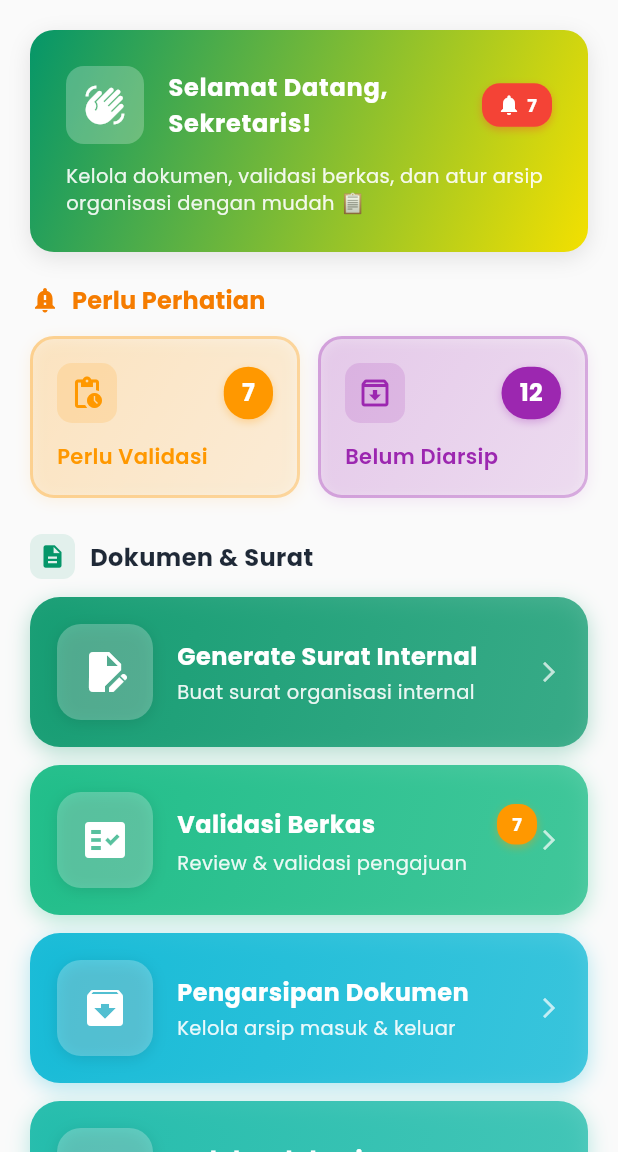
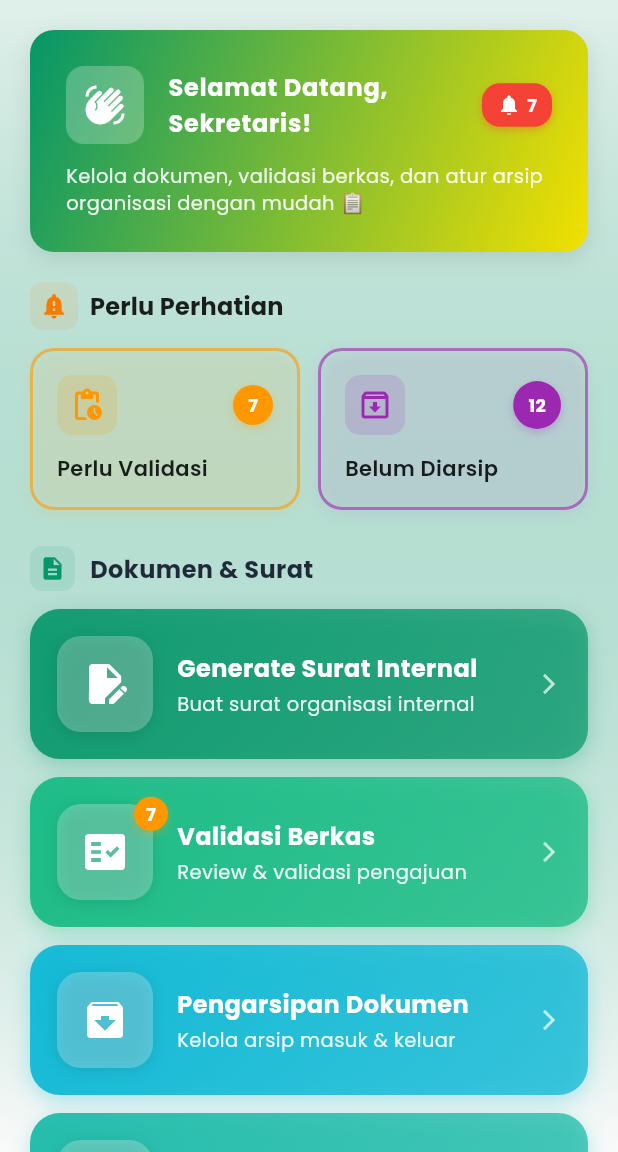
Before and after one commit to Ramadhan1710/gen-surat, a Flutter app: the SekretarisHomePage screen opened by its route, on a phone screen of 412 x 824 dp, the part 84-1236 px from its top. Run offline on Flutter 3.47's test engine with Material 3 defaults, Android fonts, the phone set to English and light mode, and no system bars; our stand-ins replace dio, flutter_dotenv, flutter_local_notifications, get, google_fonts, google_sign_in and 7 more; missing offline and left inert: flutter_inappwebview; accounts and stored records are empty; statements that could not run were skipped.

Commit message:
feat(sekretaris): refactor SekretarisHomePage to use SekretarisDrawer and improve UI components

```diff
--- a/lib/presentation/pages/sekretaris/sekretaris_home_page.dart
+++ b/lib/presentation/pages/sekretaris/sekretaris_home_page.dart
@@ -1,19 +1,12 @@
 import 'package:flutter/material.dart';
+import 'package:gen_surat/presentation/pages/sekretaris/widgets/sekretaris_drawer.dart';
 import 'package:gen_surat/presentation/viewmodels/theme/theme_viewmodel.dart';
 import 'package:get/get.dart';
-import 'package:gen_surat/presentation/widgets/app_drawer.dart';
 import 'package:gen_surat/presentation/pages/sekretaris/widgets/sekretaris_home_grid_menu.dart';
-import 'package:gen_surat/presentation/routes/route_names.dart';
-import 'package:gen_surat/presentation/widgets/app_dialog.dart';
 
-class SekretarisHomePage extends StatefulWidget {
+class SekretarisHomePage extends StatelessWidget {
   const SekretarisHomePage({super.key});
 
-  @override
-  State<SekretarisHomePage> createState() => _SekretarisHomePageState();
-}
-
-class _SekretarisHomePageState extends State<SekretarisHomePage> {
   @override
   Widget build(BuildContext context) {
     final theme = Theme.of(context);
@@ -21,58 +14,28 @@ class _SekretarisHomePageState extends State<SekretarisHomePage> {
 
     return Scaffold(
       backgroundColor: isDark ? theme.colorScheme.surface : Colors.grey[50],
-      appBar: AppBar(
-        title: const Text('Portal Sekretaris'),
-        centerTitle: true,
-        elevation: 0,
-        actions: [_buildThemeToggle()],
-      ),
-      drawer: AppDrawer(
-        userRole: "Sekretaris",
-        customMenuItems: [
-          DrawerMenuItem(
-            icon: Icons.edit_document,
-            title: "Generate Surat Internal",
-            onTap: () {
-              Get.back();
-              Get.toNamed(RouteNames.documentMenu);
-            },
-          ),
-          DrawerMenuItem(
-            icon: Icons.fact_check,
-            title: "Validasi Berkas",
-            onTap: () {
-              Get.back();
-              AppDialog.showComingSoon(context, feature: "Validasi Berkas");
-            },
-          ),
-          DrawerMenuItem(
-            icon: Icons.archive,
-            title: "Pengarsipan Dokumen",
-            onTap: () {
-              Get.back();
-              AppDialog.showComingSoon(context, feature: "Pengarsipan");
-            },
-          ),
-          DrawerMenuItem(
-            icon: Icons.school_outlined,
-            title: "Kelola Edukasi",
-            onTap: () {
-              Get.back();
-              AppDialog.showComingSoon(context, feature: "Kelola Edukasi");
-            },
-          ),
-          DrawerMenuItem(
-            icon: Icons.analytics_outlined,
-            title: "Statistik",
-            onTap: () {
-              Get.back();
-              AppDialog.showComingSoon(context, feature: "Statistik");
-            },
-          ),
+      appBar: _buildAppBar(),
+      drawer: SekretarisDrawer(),
+      body: _buildBody(isDark, theme),
+    );
+  }
+
+  Widget _buildBody(bool isDark, ThemeData theme) {
+    return Container(
+      decoration: BoxDecoration(
+        gradient: LinearGradient(
+          begin: Alignment.topCenter,
+          end: Alignment.bottomCenter,
+          colors:
+              isDark
+                  ? [theme.scaffoldBackgroundColor, theme.colorScheme.surface]
+                  : [
+                    theme.colorScheme.primary.withValues(alpha: 0.1),
+                    theme.scaffoldBackgroundColor,
                   ],
         ),
-      body: RefreshIndicator(
+      ),
+      child: RefreshIndicator(
         onRefresh: () async {
           // TODO: Implement refresh untuk reload data stats
           await Future.delayed(const Duration(seconds: 1));
@@ -83,7 +46,35 @@ class _SekretarisHomePageState extends State<SekretarisHomePage> {
             crossAxisAlignment: CrossAxisAlignment.start,
             children: [
               // Banner with friendly greeting
-              Container(
+              _buildBanner(isDark, theme),
+
+              // Main Content
+              _buildMainContent(isDark),
+            ],
+          ),
+        ),
+      ),
+    );
+  }
+
+  AppBar _buildAppBar() {
+    return AppBar(
+      title: const Text('Portal Sekretaris'),
+      centerTitle: true,
+      elevation: 0,
+      actions: [_buildThemeToggle()],
+    );
+  }
+
+  Padding _buildMainContent(bool isDark) {
+    return Padding(
+      padding: const EdgeInsets.fromLTRB(20, 0, 20, 20),
+      child: SekretarisHomeGridMenu(isDark: isDark),
+    );
+  }
+
+  Container _buildBanner(bool isDark, ThemeData theme) {
+    return Container(
       margin: const EdgeInsets.all(20),
       padding: const EdgeInsets.all(24),
       decoration: BoxDecoration(
@@ -94,14 +85,9 @@ class _SekretarisHomePageState extends State<SekretarisHomePage> {
               isDark
                   ? [
                     theme.colorScheme.primary.withValues(alpha: 0.4),
-                              theme.colorScheme.secondary.withValues(
-                                alpha: 0.8,
-                              ),
+                    theme.colorScheme.secondary.withValues(alpha: 0.8),
                   ]
-                            : [
-                              theme.colorScheme.primary,
-                              theme.colorScheme.secondary,
-                            ],
+                  : [theme.colorScheme.primary, theme.colorScheme.secondary],
         ),
         borderRadius: BorderRadius.circular(16),
         boxShadow: [
@@ -158,11 +144,7 @@ class _SekretarisHomePageState extends State<SekretarisHomePage> {
                 ),
                 child: Row(
                   children: const [
-                              Icon(
-                                Icons.notifications,
-                                color: Colors.white,
-                                size: 16,
-                              ),
+                    Icon(Icons.notifications, color: Colors.white, size: 16),
                     SizedBox(width: 4),
                     Text(
                       "7",
@@ -188,17 +170,6 @@ class _SekretarisHomePageState extends State<SekretarisHomePage> {
           ),
         ],
       ),
-              ),
-
-              // Main Content
-              Padding(
-                padding: const EdgeInsets.fromLTRB(20, 0, 20, 20),
-                child: SekretarisHomeGridMenu(isDark: isDark),
-              ),
-            ],
-          ),
-        ),
-      ),
     );
   }
 
--- /dev/null
+++ b/lib/presentation/pages/sekretaris/widgets/sekretaris_drawer.dart
@@ -0,0 +1,58 @@
+import 'package:flutter/material.dart';
+import 'package:gen_surat/presentation/routes/route_names.dart';
+import 'package:gen_surat/presentation/widgets/app_dialog.dart';
+import 'package:gen_surat/presentation/widgets/app_drawer.dart';
+import 'package:get/get.dart';
+
+class SekretarisDrawer extends StatelessWidget {
+  const SekretarisDrawer({super.key});
+
+  @override
+  Widget build(BuildContext context) {
+    return AppDrawer(
+      userRole: "Sekretaris",
+      customMenuItems: [
+        DrawerMenuItem(
+          icon: Icons.edit_document,
+          title: "Generate Surat Internal",
+          onTap: () {
+            Get.back();
+            Get.toNamed(RouteNames.documentMenu);
+          },
+        ),
+        DrawerMenuItem(
+          icon: Icons.fact_check,
+          title: "Validasi Berkas",
+          onTap: () {
+            Get.back();
+            AppDialog.showComingSoon(context, feature: "Validasi Berkas");
+          },
+        ),
+        DrawerMenuItem(
+          icon: Icons.archive,
+          title: "Pengarsipan Dokumen",
+          onTap: () {
+            Get.back();
+            AppDialog.showComingSoon(context, feature: "Pengarsipan");
+          },
+        ),
+        DrawerMenuItem(
+          icon: Icons.school_outlined,
+          title: "Kelola Edukasi",
+          onTap: () {
+            Get.back();
+            AppDialog.showComingSoon(context, feature: "Kelola Edukasi");
+          },
+        ),
+        DrawerMenuItem(
+          icon: Icons.analytics_outlined,
+          title: "Statistik",
+          onTap: () {
+            Get.back();
+            AppDialog.showComingSoon(context, feature: "Statistik");
+          },
+        ),
+      ],
+    );
+  }
+}
--- a/lib/presentation/pages/sekretaris/widgets/sekretaris_home_grid_menu.dart
+++ b/lib/presentation/pages/sekretaris/widgets/sekretaris_home_grid_menu.dart
@@ -41,17 +41,24 @@ class SekretarisHomeGridMenu extends StatelessWidget {
       children: [
         Row(
           children: [
-            Icon(
+            Container(
+              padding: const EdgeInsets.all(6),
+              decoration: BoxDecoration(
+                color: Colors.orange.shade700.withValues(alpha: 0.1),
+                borderRadius: BorderRadius.circular(8),
+              ),
+              child: Icon(
                 Icons.notification_important,
                 size: 20,
                 color: Colors.orange.shade700,
+              ),
             ),
             const SizedBox(width: 8),
             Text(
               "Perlu Perhatian",
               style: Theme.of(context).textTheme.titleMedium?.copyWith(
                 fontWeight: FontWeight.bold,
-                color: Colors.orange.shade700,
+                color: isDark ? Colors.white : Colors.black87,
               ),
             ),
           ],
@@ -139,8 +146,8 @@ class SekretarisHomeGridMenu extends StatelessWidget {
         subtitle: "Review & validasi pengajuan",
         color: AppColors.ipnuPrimaryLight,
         isPrimary: true,
+        badgeColor: Colors.orange,
         badge: "7",
-        badgeColor: Colors.orange,
         route:
             () => AppDialog.showComingSoon(context, feature: "Validasi Berkas"),
       ),
@@ -290,16 +297,12 @@ class _ActionQueueCard extends StatelessWidget {
         child: Container(
           padding: const EdgeInsets.all(16),
           decoration: BoxDecoration(
-            gradient: LinearGradient(
-              begin: Alignment.topLeft,
-              end: Alignment.bottomRight,
-              colors: [
-                color.withValues(alpha: 0.15),
-                color.withValues(alpha: 0.05),
-              ],
-            ),
+            color:
+                isDark
+                    ? theme.colorScheme.surface
+                    : Colors.white.withValues(alpha: 0.01),
             borderRadius: BorderRadius.circular(16),
-            border: Border.all(color: color.withValues(alpha: 0.3), width: 2),
+            border: Border.all(color: color.withValues(alpha: 0.6), width: 2),
             boxShadow: [
               BoxShadow(
                 color: color.withValues(alpha: 0.1),
@@ -322,13 +325,10 @@ class _ActionQueueCard extends StatelessWidget {
                   ),
                   const Spacer(),
                   Container(
-                    padding: const EdgeInsets.symmetric(
-                      horizontal: 12,
-                      vertical: 6,
-                    ),
+                    padding: const EdgeInsets.all(10),
                     decoration: BoxDecoration(
                       color: color,
-                      borderRadius: BorderRadius.circular(20),
+                      shape: BoxShape.circle,
                       boxShadow: [
                         BoxShadow(
                           color: color.withValues(alpha: 0.3),
@@ -342,7 +342,7 @@ class _ActionQueueCard extends StatelessWidget {
                       style: const TextStyle(
                         fontWeight: FontWeight.bold,
                         color: Colors.white,
-                        fontSize: 16,
+                        fontSize: 12,
                       ),
                     ),
                   ),
@@ -355,7 +355,9 @@ class _ActionQueueCard extends StatelessWidget {
                   label,
                   style: theme.textTheme.bodyMedium?.copyWith(
                     fontWeight: FontWeight.w600,
-                    color: color,
+                    color: isDark
+                        ? theme.colorScheme.onSurface
+                        : Colors.black87,
                   ),
                 ),
               ),
@@ -419,6 +421,9 @@ class _PrimaryCard extends StatelessWidget {
           child: Row(
             children: [
               // Icon Container
+              Stack(
+                clipBehavior: Clip.none,
+                children: [
                   Container(
                     padding: const EdgeInsets.all(16),
                     decoration: BoxDecoration(
@@ -434,37 +439,15 @@ class _PrimaryCard extends StatelessWidget {
                     ),
                     child: Icon(icon, color: Colors.white, size: 32),
                   ),
-
-              const SizedBox(width: 16),
-
-              // Text Content
-              Expanded(
-                child: Column(
-                  crossAxisAlignment: CrossAxisAlignment.start,
-                  children: [
-                    Row(
-                      children: [
-                        Expanded(
-                          child: Text(
-                            title,
-                            style: const TextStyle(
-                              fontSize: 16,
-                              fontWeight: FontWeight.bold,
-                              color: Colors.white,
-                              letterSpacing: 0.3,
-                            ),
-                          ),
-                        ),
                   if (badge != null) ...[
-                          const SizedBox(width: 8),
-                          Container(
-                            padding: const EdgeInsets.symmetric(
-                              horizontal: 10,
-                              vertical: 5,
-                            ),
+                    Positioned(
+                      top: -10,
+                      right: -10,
+                      child: Container(
+                        padding: const EdgeInsets.all(8),
                         decoration: BoxDecoration(
                           color: badgeColor ?? Colors.red,
-                              borderRadius: BorderRadius.circular(12),
+                          shape: BoxShape.circle,
                           boxShadow: [
                             BoxShadow(
                               color: (badgeColor ?? Colors.red).withValues(
@@ -484,8 +467,26 @@ class _PrimaryCard extends StatelessWidget {
                           ),
                         ),
                       ),
+                    ),
                   ],
                 ],
+              ),
+
+              const SizedBox(width: 16),
+
+              // Text Content
+              Expanded(
+                child: Column(
+                  crossAxisAlignment: CrossAxisAlignment.start,
+                  children: [
+                    Text(
+                      title,
+                      style: const TextStyle(
+                        fontSize: 16,
+                        fontWeight: FontWeight.bold,
+                        color: Colors.white,
+                        letterSpacing: 0.3,
+                      ),
                     ),
                     const SizedBox(height: 4),
                     Text(
@@ -544,13 +545,13 @@ class _SecondaryCard extends StatelessWidget {
         child: Container(
           padding: const EdgeInsets.all(16),
           decoration: BoxDecoration(
-            color: isDark ? theme.colorScheme.surface : Colors.white,
+            color: isDark ? theme.colorScheme.surface : color.withValues(alpha: 0.01),
             borderRadius: BorderRadius.circular(16),
             border: Border.all(
               color:
                   isDark
-                      ? theme.colorScheme.outline.withValues(alpha: 0.1)
-                      : color.withValues(alpha: 0.15),
+                      ? theme.colorScheme.outline.withValues(alpha: 0.2)
+                      : color.withValues(alpha: 0.4),
               width: 1,
             ),
             boxShadow: [
```
Lines whose indentation alone changed are shown as unchanged.
